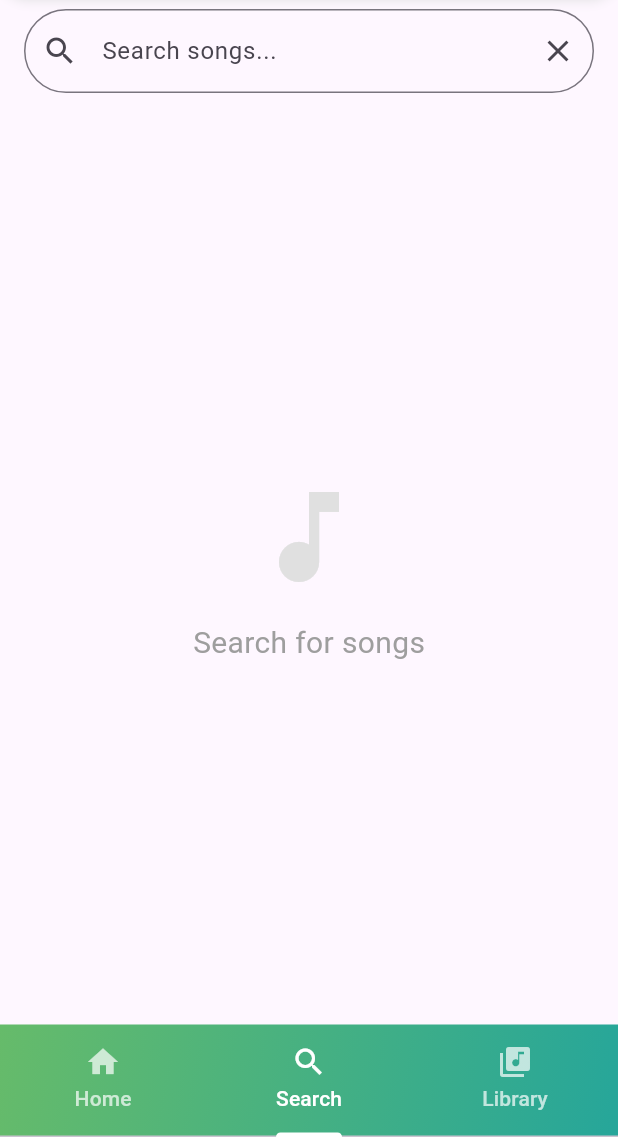
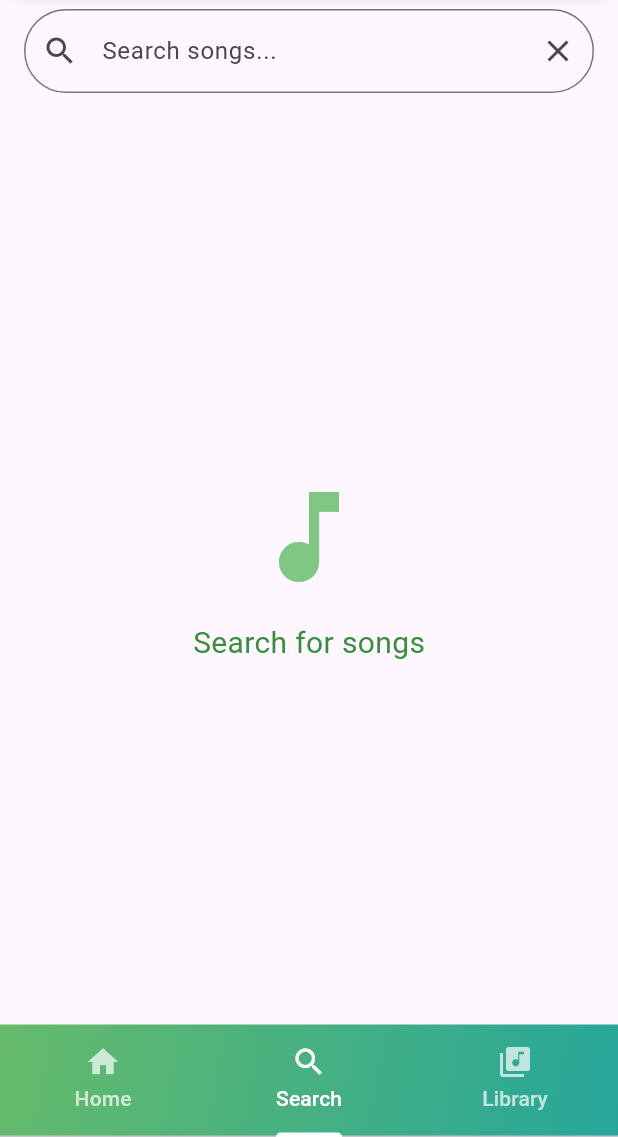
Before and after one commit to NehanshuSurkar/Sonik, a Flutter app: the screen it shows after launch, item 2 of the bottom bar chosen, on a phone screen of 412 x 824 dp, the part 99-1236 px from its top. Run offline on Flutter 3.47's test engine with Material 3 defaults, Android fonts, the phone set to English and light mode, and no system bars; our stand-ins replace just_audio, permission_handler, shimmer; missing offline and left inert: flutter_downloader; network calls fail.

Commit message:
Updated UI

```diff
--- a/lib/Screens/home_screen.dart
+++ b/lib/Screens/home_screen.dart
@@ -47,7 +47,7 @@ class _HomeScreenState extends State<HomeScreen>
       _sections = [
         // Greeting Section (Special)
         HomeSection(
-          title: "Let's get Sonik",
+          title: "Let's get Sonik ✨",
           subtitle: 'Discover your favorite songs',
           items: [],
           type: SectionType.trending,
@@ -99,7 +99,7 @@ class _HomeScreenState extends State<HomeScreen>
         // New Releases
         if (newReleases.isNotEmpty)
           HomeSection(
-            title: 'New Releases',
+            title: '🎸 New Releases',
             subtitle: 'Fresh tracks added this week',
             items:
                 newReleases
--- a/lib/Screens/search_screen.dart
+++ b/lib/Screens/search_screen.dart
@@ -1640,12 +1640,15 @@ class SearchScreenState extends State<SearchScreen>
                           Icon(
                             Icons.music_note,
                             size: 80,
-                            color: Colors.grey[300],
+                            color: Colors.green[300],
                           ),
                           SizedBox(height: 16),
                           Text(
                             "Search for songs",
-                            style: TextStyle(color: Colors.grey, fontSize: 20),
+                            style: TextStyle(
+                              color: Colors.green[700],
+                              fontSize: 20,
+                            ),
                           ),
                         ],
                       ),
```
